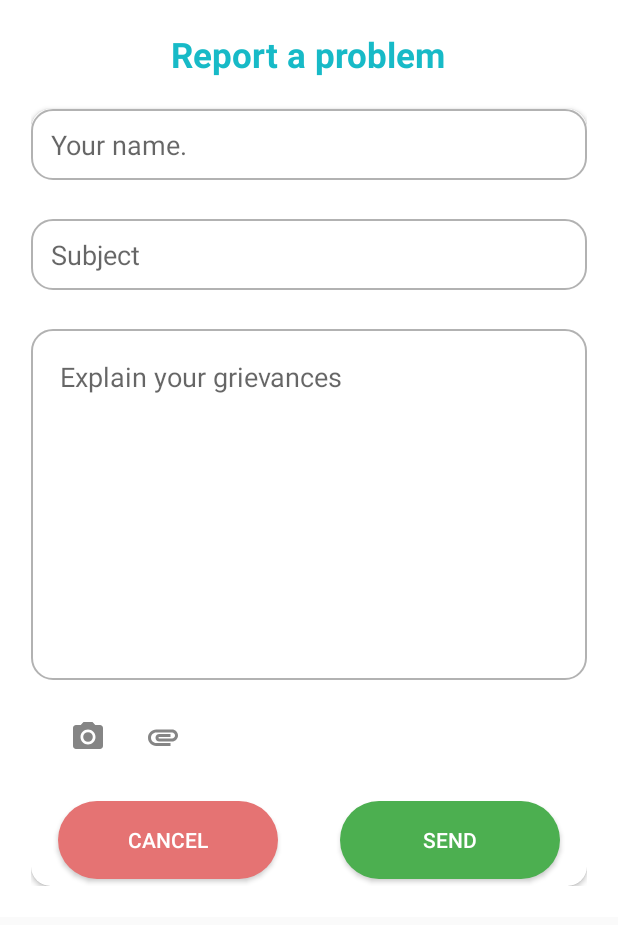
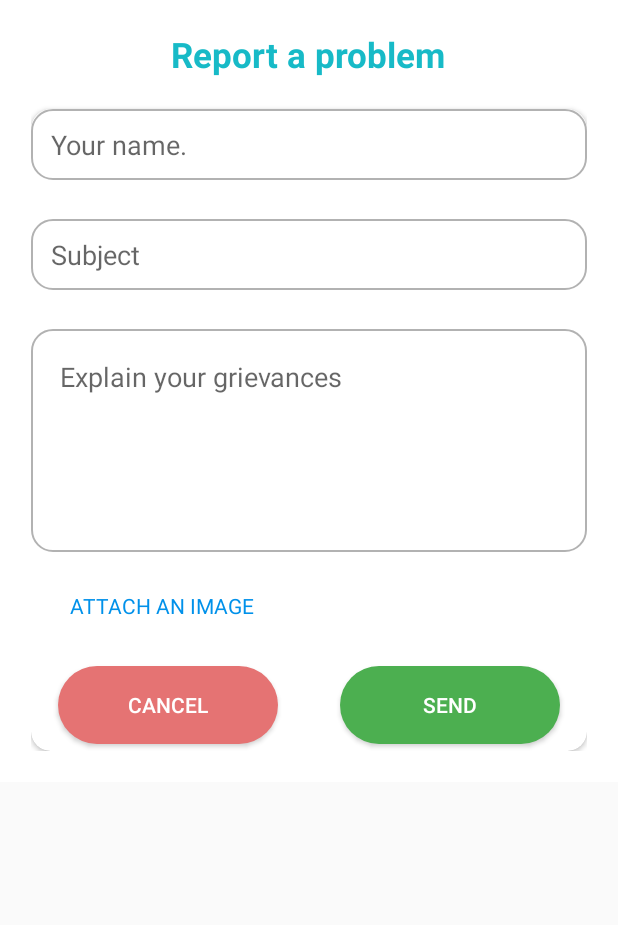
Before and after one commit to Vuyanzi/iGovern, an Android app: the layout bottom_sheet_send_problem.xml on its own in the app's theme, with its tools: preview values and no code run, on a phone screen of 412 x 824 dp. Shown: the top 925 px of the screen. Run offline under Robolectric (Android 15) with nearby library versions, the phone set to English and light mode, and no system bars.

Commit message:
Added images to problem reporting

```diff
--- a/app/build.gradle
+++ b/app/build.gradle
@@ -61,4 +61,7 @@ dependencies {
 
     implementation "androidx.core:core-ktx:1.2.0"
     implementation "org.jetbrains.kotlin:kotlin-stdlib-jdk7:1.3.70"
+
+
+    api 'com.theartofdev.edmodo:android-image-cropper:2.8.+'
 }
--- a/app/src/main/AndroidManifest.xml
+++ b/app/src/main/AndroidManifest.xml
@@ -45,6 +45,11 @@
         <activity android:name=".activities.OnBoardingActivity" />
         <activity android:name=".RetrofitActivity6" />
         <activity android:name=".activities.Login" />
+
+
+        <activity android:name="com.theartofdev.edmodo.cropper.CropImageActivity"
+            android:theme="@style/Base.Theme.AppCompat"/> <!-- optional (needed if default theme has no action bar) -->
+
     </application>
 
 </manifest>
--- a/app/src/main/java/studios/luxurious/igovern/utils/Constants.java
+++ b/app/src/main/java/studios/luxurious/igovern/utils/Constants.java
@@ -21,21 +21,16 @@ public class Constants {
     public final static String PROBLEM_TYPE_STRING = "problem";
 
     public static String getAssignedId(int id){
-
         return "iGN"+id+"20";
-
     }
 
     public static String getDate(){
         try {
-
             SimpleDateFormat dateFormat = new SimpleDateFormat("EEEE, dd MMMM yyyy");
             String currentDateTime = dateFormat.format(new Date());
-
             return currentDateTime;
         } catch (Exception e) {
             e.printStackTrace();
-
             return null;
         }
     }
--- a/app/src/main/res/drawable-anydpi/ic_camera.xml
+++ b/app/src/main/res/drawable-anydpi/ic_camera.xml
@@ -3,8 +3,8 @@
     android:height="24dp"
     android:viewportWidth="24"
     android:viewportHeight="24"
-    android:tint="#333333"
-    android:alpha="0.6">
+    android:tint="#FAFAFA"
+    android:alpha="0.8">
     <path
         android:fillColor="#FF000000"
         android:pathData="M12,12m-3.2,0a3.2,3.2 0,1 1,6.4 0a3.2,3.2 0,1 1,-6.4 0"/>
--- a/app/src/main/res/layout/bottom_sheet_send_problem.xml
+++ b/app/src/main/res/layout/bottom_sheet_send_problem.xml
@@ -64,33 +64,37 @@
                 android:background="@drawable/black_border"
                 android:gravity="top|start"
                 android:hint="Explain your grievances"
-                android:lines="9"
+                android:lines="5"
                 android:padding="@dimen/_15sdp" />
 
-            <LinearLayout
+            <RelativeLayout
                 android:layout_width="match_parent"
                 android:layout_height="wrap_content"
-                android:orientation="horizontal"
                 android:layout_marginTop="@dimen/_20sdp">
 
-                <ImageButton
+
+                <TextView
+                    android:id="@+id/attachImageText"
                     android:layout_width="wrap_content"
                     android:layout_height="wrap_content"
                     android:layout_marginStart="@dimen/_20sdp"
-                    android:background="@color/transparent"
-                    android:src="@drawable/ic_camera" />
+                    android:text="Attach an image"
+                    android:textAllCaps="true"
+                    android:textColor="@color/md_blue_200"/>
 
 
-                <ImageButton
-                    android:layout_width="wrap_content"
-                    android:layout_height="wrap_content"
-                    android:layout_marginStart="@dimen/_20sdp"
-                    android:background="@color/transparent"
-                    android:src="@drawable/ic_attach" />
+                <ImageView
+                    android:id="@+id/attachedImageView"
+                    android:layout_width="@dimen/_100sdp"
+                    android:layout_height="@dimen/_100sdp"
+                    android:src="@drawable/logo"
+                    android:layout_below="@id/attachImageText"
+                    android:layout_toEndOf="@id/attachImageText"
+                    android:layout_marginTop="@dimen/_10sdp"
+                    android:visibility="gone"/>
 
 
-
-            </LinearLayout>
+            </RelativeLayout>
 
 
         <RelativeLayout
```
Also changed, not shown: app/src/main/java/studios/luxurious/igovern/activities/MainActivity.java (+88 -66 lines), app/src/main/res/drawable-anydpi/ic_gallery.xml (added, +11 -0 lines), app/src/main/res/drawable-hdpi/ic_camera.png, app/src/main/res/drawable-hdpi/ic_gallery.png (added), app/src/main/res/drawable-mdpi/ic_camera.png, app/src/main/res/drawable-mdpi/ic_gallery.png (added), app/src/main/res/drawable-xhdpi/ic_camera.png, app/src/main/res/drawable-xhdpi/ic_gallery.png (added), app/src/main/res/drawable-xxhdpi/ic_camera.png, app/src/main/res/drawable-xxhdpi/ic_gallery.png (added), 1 other file.
